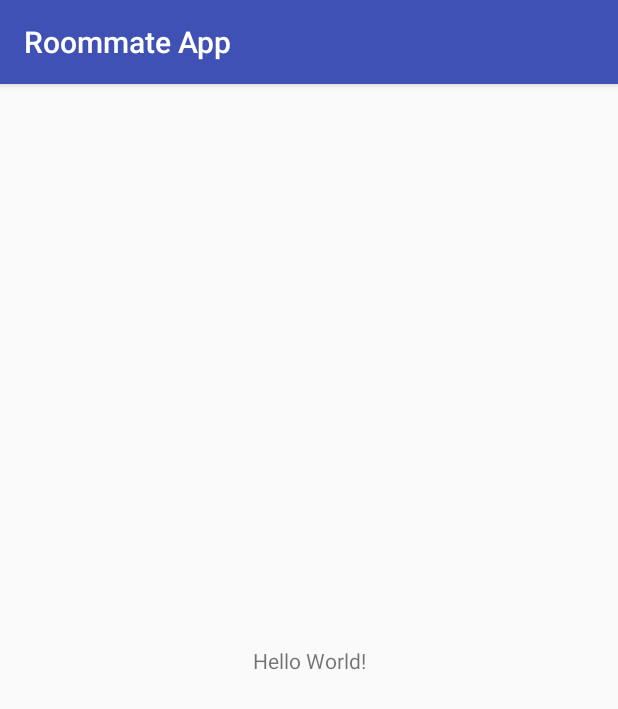
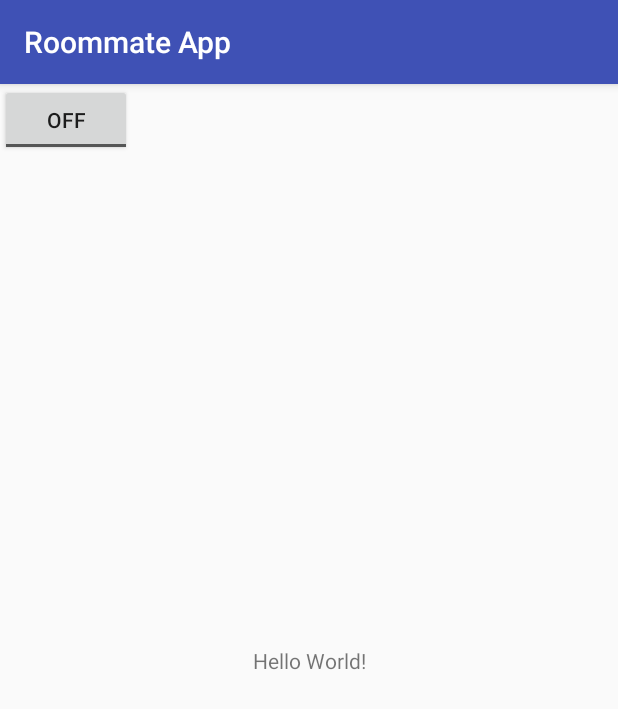
Before and after one commit to aguguchev/RoommateApp, an Android app: the screen it shows after launch (MainScreen), on a phone screen of 412 x 824 dp. Shown: the top 709 px of the screen. Run offline under Robolectric (Android 15) with nearby library versions, the phone set to English and light mode, and no system bars.

Commit message:
dev doesnt know git

```diff
--- a/app/src/main/res/layout/activity_main_screen.xml
+++ b/app/src/main/res/layout/activity_main_screen.xml
@@ -15,4 +15,12 @@
         app:layout_constraintRight_toRightOf="parent"
         app:layout_constraintTop_toTopOf="parent" />
 
+    <ToggleButton
+        android:id="@+id/toggleButton"
+        android:layout_width="wrap_content"
+        android:layout_height="wrap_content"
+        android:text="ToggleButton"
+        tools:layout_editor_absoluteX="0dp"
+        tools:layout_editor_absoluteY="0dp" />
+
 </android.support.constraint.ConstraintLayout>
--- a/build.gradle
+++ b/build.gradle
@@ -5,7 +5,7 @@
         jcenter()
     }
     dependencies {
-        classpath 'com.android.tools.build:gradle:2.3.2'
+        classpath 'com.android.tools.build:gradle:3.0.1'
 
         // NOTE: Do not place your application dependencies here; they belong
         // in the individual module build.gradle files
```
Also changed, not shown: gradle/wrapper/gradle-wrapper.properties, 1 other file.
